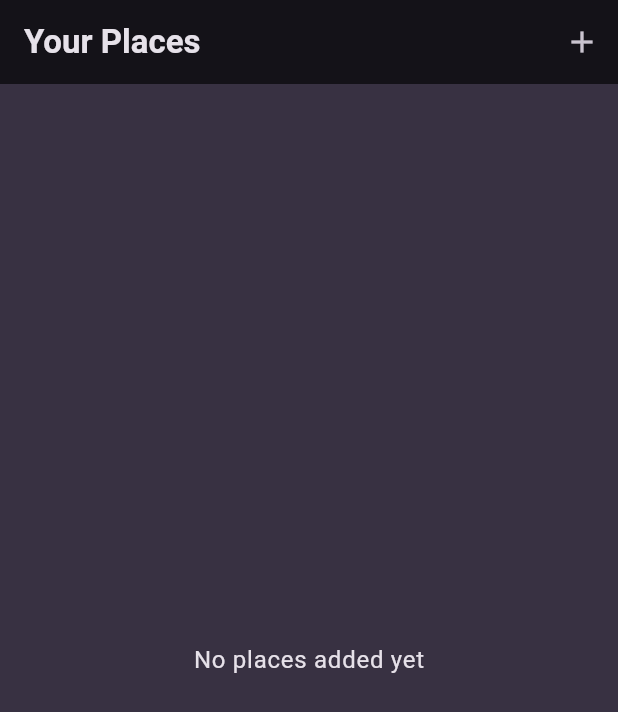
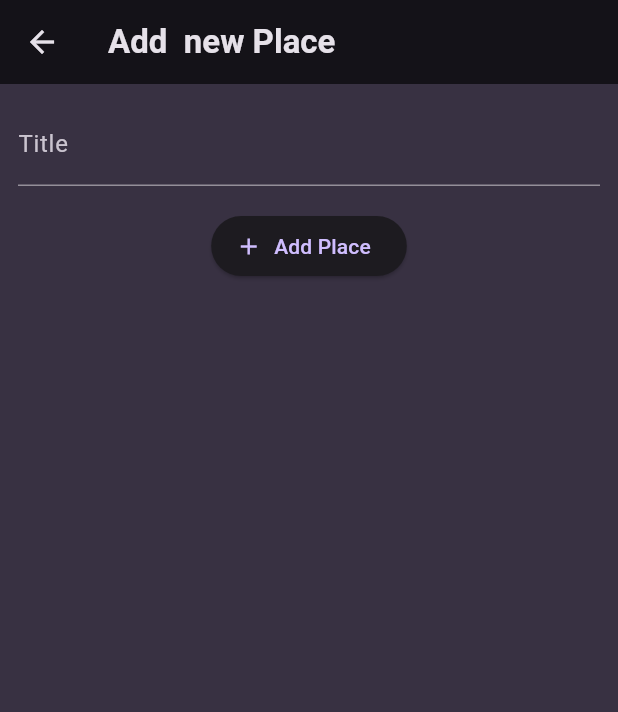
Before and after one commit to Branimir026/favorite_places_app, a Flutter app: the screen it shows after launch, after a tap on the "add" icon, on a phone screen of 412 x 824 dp. Shown: the top 712 px of the screen. Run offline on Flutter 3.47's test engine with Material 3 defaults, Android fonts, the phone set to English and light mode, and no system bars; our stand-ins replace google_fonts.

Commit message:
created add place screen

```diff
--- /dev/null
+++ b/lib/screens/add_place.dart
@@ -0,0 +1,47 @@
+import 'package:flutter/material.dart';
+
+class AddPlaceScreen extends StatefulWidget {
+  const AddPlaceScreen({super.key});
+
+  @override
+  State<StatefulWidget> createState() {
+    return _AddPlaceScreenState();
+  }
+}
+
+class _AddPlaceScreenState extends State<AddPlaceScreen> {
+  final _titleController = TextEditingController();
+
+  @override
+  void dispose() {
+    _titleController.dispose();
+    super.dispose();
+  }
+
+  @override
+  Widget build(BuildContext context) {
+    return Scaffold(
+      appBar: AppBar(
+        title: const Text('Add  new Place'),
+      ),
+      body: SingleChildScrollView(
+        padding: const EdgeInsets.all(12),
+        child: Column(
+          children: [
+            TextField(
+              decoration: const InputDecoration(labelText: 'Title'),
+              controller: _titleController,
+              style: TextStyle(color: Theme.of(context).colorScheme.onSurface),
+            ),
+            const SizedBox(height: 16),
+            ElevatedButton.icon(
+              onPressed: () {},
+              icon: const Icon(Icons.add),
+              label: const Text('Add Place'),
+            )
+          ],
+        ),
+      ),
+    );
+  }
+}
--- a/lib/screens/places.dart
+++ b/lib/screens/places.dart
@@ -1,3 +1,4 @@
+import 'package:favorite_places_app/screens/add_place.dart';
 import 'package:favorite_places_app/widgets/places_list.dart';
 import 'package:flutter/material.dart';
 
@@ -11,7 +12,13 @@ class PlacesScreen extends StatelessWidget {
         title: const Text('Your Places'),
         actions: [
           IconButton(
-            onPressed: () {},
+            onPressed: () {
+              Navigator.of(context).push(
+                MaterialPageRoute(
+                  builder: (ctx) => const AddPlaceScreen(),
+                ),
+              );
+            },
             icon: const Icon(Icons.add),
           ),
         ],
```
